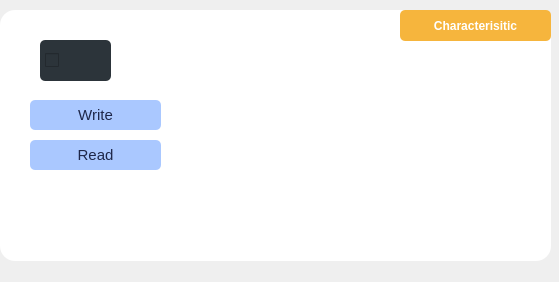
The window that charSettingsWidget.ui (EdwinFairchild/Max32-BGD) describes before a commit, drawn with Qt 5.
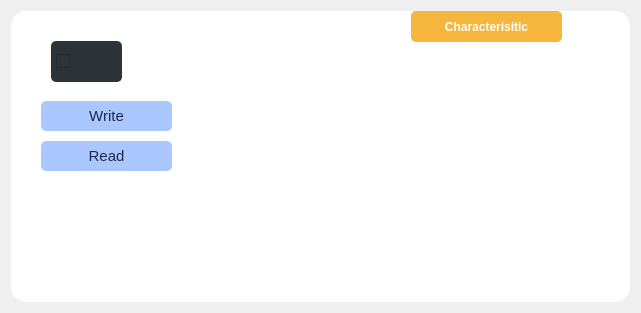
The same window after the commit. Custom widgets are drawn as their Qt base class.

```diff
--- a/charSettingsWidget.ui
+++ b/charSettingsWidget.ui
@@ -6,8 +6,8 @@
    <rect>
     <x>0</x>
     <y>0</y>
-    <width>559</width>
-    <height>282</height>
+    <width>641</width>
+    <height>313</height>
    </rect>
   </property>
   <property name="windowTitle">
@@ -16,15 +16,9 @@
   <property name="styleSheet">
    <string notr="true">border: 0px solid gray;</string>
   </property>
+  <layout class="QHBoxLayout" name="horizontalLayout">
+   <item>
   <widget class="QWidget" name="widgetCharSettings" native="true">
-   <property name="geometry">
-    <rect>
-     <x>0</x>
-     <y>10</y>
-     <width>551</width>
-     <height>251</height>
-    </rect>
-   </property>
    <property name="minimumSize">
     <size>
      <width>0</width>
@@ -226,6 +220,8 @@
     </property>
    </widget>
   </widget>
+   </item>
+  </layout>
  </widget>
  <customwidgets>
   <customwidget>
```
Lines whose indentation alone changed are shown as unchanged.
